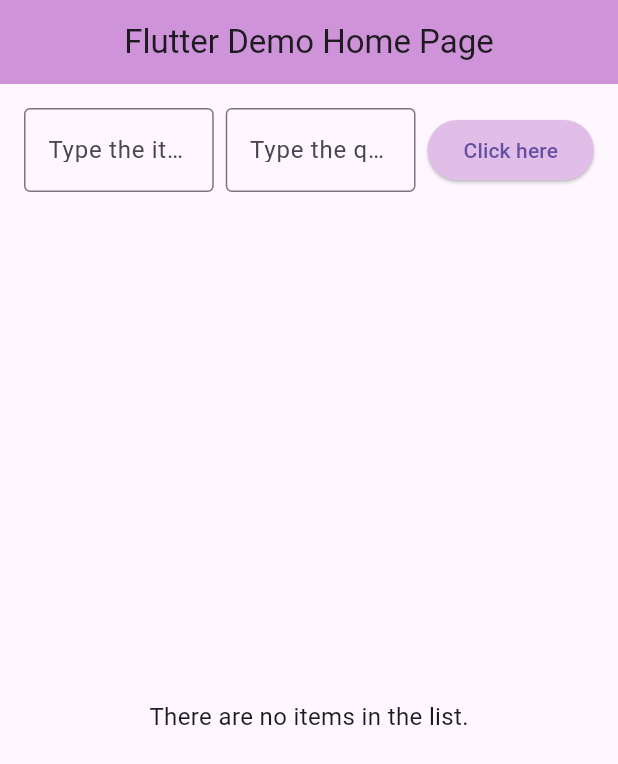
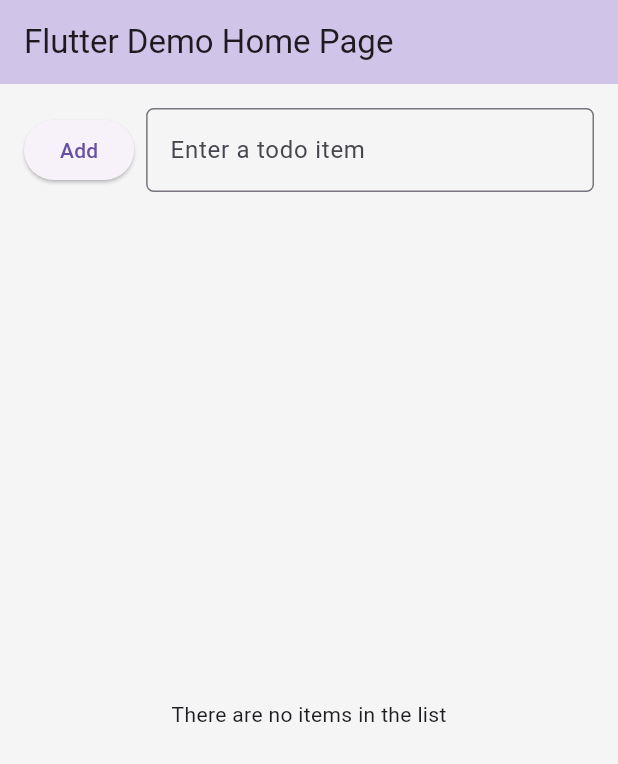
Before and after one commit to Mehrad-Andalibi/My-android-labs, a Flutter app: the screen it shows after launch, on a phone screen of 412 x 824 dp. Shown: the top 764 px of the screen. Run offline on Flutter 3.47's test engine with Material 3 defaults, Android fonts, the phone set to English and light mode, and no system bars; our stand-ins replace floor, sqflite, sqflite_common_ffi_web; accounts and stored records are empty; generated files the repository leaves out were written again.

```diff
--- /dev/null
+++ b/lib/ToDoItemDao.dart
@@ -0,0 +1,14 @@
+import 'package:floor/floor.dart';
+import 'todo.dart';
+
+@dao
+abstract class TodoDao {
+  @Query('SELECT * FROM Todo')
+  Future<List<Todo>> findAllTodos();
+
+  @insert
+  Future<void> insertTodo(Todo todo);
+
+  @delete
+  Future<void> deleteTodo(Todo todo);
+}
--- /dev/null
+++ b/lib/database.dart
@@ -0,0 +1,14 @@
+import 'package:floor/floor.dart';
+import 'dart:async';
+import 'package:sqflite/sqflite.dart' as sqflite;
+import 'package:sqflite_common_ffi_web/sqflite_ffi_web.dart'; // Web support
+import 'todo.dart';
+import 'ToDoItemDao.dart';
+
+
+part 'database.g.dart';
+
+@Database(version: 1, entities: [Todo])
+abstract class AppDatabase extends FloorDatabase {
+  TodoDao get todoDao;
+}
--- /dev/null
+++ b/lib/details_page.dart
@@ -0,0 +1,39 @@
+import 'package:flutter/material.dart';
+import 'todo.dart';
+
+class DetailsPage extends StatelessWidget {
+  final Todo todo;
+  final Function(Todo) onDelete;
+
+  DetailsPage({required this.todo, required this.onDelete});
+
+  @override
+  Widget build(BuildContext context) {
+    return Scaffold(
+      appBar: AppBar(
+        title: Text('Details'),
+      ),
+      body: Padding(
+        padding: const EdgeInsets.all(16.0),
+        child: Column(
+          crossAxisAlignment: CrossAxisAlignment.start,
+          children: [
+            Text('ID: ${todo.id}', style: TextStyle(fontSize: 20)),
+            SizedBox(height: 8),
+            Text('Title: ${todo.title}', style: TextStyle(fontSize: 20)),
+            SizedBox(height: 16),
+            ElevatedButton(
+              onPressed: () {
+                onDelete(todo);
+                if (Navigator.canPop(context)) {
+                  Navigator.pop(context); // Pop only if it's not the root
+                }
+              },
+              child: Text('Delete'),
+            ),
+          ],
+        ),
+      ),
+    );
+  }
+}
--- a/lib/main.dart
+++ b/lib/main.dart
@@ -1,144 +1,158 @@
 import 'package:flutter/material.dart';
-import 'package:flutter/rendering.dart';
+import 'package:floor/floor.dart';
+import 'database.dart';
+import 'todo.dart';
+import 'details_page.dart';
 
-void main() {
-  debugPaintSizeEnabled = false; // Hide layout debugging
-  runApp(const MyApp());
+void main() async {
+  WidgetsFlutterBinding.ensureInitialized();
+
+  final database = await $FloorAppDatabase
+      .databaseBuilder('app_database.db')
+      .build();
+
+  runApp(MyApp(database));
 }
 
 class MyApp extends StatelessWidget {
-  const MyApp({super.key});
+  final AppDatabase database;
+
+  MyApp(this.database);
 
   @override
   Widget build(BuildContext context) {
     return MaterialApp(
-      debugShowCheckedModeBanner: true, // Show debug banner as in the provided screenshot
-      title: 'Flutter Demo Home Page',
-      theme: ThemeData(
-        primarySwatch: Colors.purple,
-      ),
-      home: const ShoppingListPage(),
+      home: HomePage(database),
     );
   }
 }
 
-class ShoppingListPage extends StatefulWidget {
-  const ShoppingListPage({super.key});
+class HomePage extends StatefulWidget {
+  final AppDatabase database;
+
+  HomePage(this.database);
 
   @override
-  State<ShoppingListPage> createState() => _ShoppingListPageState();
+  _HomePageState createState() => _HomePageState();
 }
 
-class _ShoppingListPageState extends State<ShoppingListPage> {
-  final TextEditingController _itemController = TextEditingController();
-  final TextEditingController _quantityController = TextEditingController();
-  final List<Map<String, String>> _shoppingList = [];
+class _HomePageState extends State<HomePage> {
+  final TextEditingController _controller = TextEditingController();
+  List<Todo> _items = [];
+  Todo? _selectedItem;
 
-  void _addItem() {
-    if (_itemController.text.isNotEmpty && _quantityController.text.isNotEmpty) {
+  @override
+  void initState() {
+    super.initState();
+    _loadItems();
+  }
+
+  Future<void> _loadItems() async {
+    final items = await widget.database.todoDao.findAllTodos();
     setState(() {
-        _shoppingList.add({
-          'item': _itemController.text,
-          'quantity': _quantityController.text,
+      _items = items;
     });
-        _itemController.clear(); // Clear input fields
-        _quantityController.clear();
+  }
+
+  void _addItem() async {
+    if (_controller.text.isNotEmpty) {
+      final newTodo = Todo(
+        _items.isEmpty ? 1 : _items.last.id + 1,
+        _controller.text,
+      );
+      await widget.database.todoDao.insertTodo(newTodo);
+      setState(() {
+        _items.add(newTodo);
+        _controller.clear();
       });
     }
   }
 
-  void _removeItem(int index) {
-    showDialog(
-      context: context,
-      builder: (BuildContext context) {
-        return AlertDialog(
-          title: const Text('Remove Item'),
-          content: const Text('Are you sure you want to delete this item?'),
-          actions: [
-            TextButton(
-              onPressed: () {
-                Navigator.of(context).pop(); // Close dialog without removing item
-              },
-              child: const Text('No'),
-            ),
-            TextButton(
-              onPressed: () {
+  void _deleteItem(Todo item) async {
+    await widget.database.todoDao.deleteTodo(item);
     setState(() {
-                  _shoppingList.removeAt(index);
+      _items.remove(item);
+      if (_selectedItem == item) {
+        _selectedItem = null;
+      }
     });
-                Navigator.of(context).pop(); // Close dialog
-              },
-              child: const Text('Yes'),
-            ),
-          ],
-        );
-      },
-    );
   }
+
+  void _onItemTap(Todo item) {
+    setState(() {
+      _selectedItem = item;
+    });
+  }
+
 
   @override
   Widget build(BuildContext context) {
+    var size = MediaQuery.of(context).size;
+
+    bool isLandscape = (size.width>size.height)&&(size.width>720);
+
     return Scaffold(
+      backgroundColor: Color(0xFFF5F5F5),
       appBar: AppBar(
-        title: const Text('Flutter Demo Home Page'),
-        centerTitle: true,
-        backgroundColor: Colors.purple[200],
+        title: Text('Flutter Demo Home Page'),
+        backgroundColor: Color(0xFFD1C4E9),
       ),
-      body: Padding(
-        padding: const EdgeInsets.all(16.0),
-        child: Column(
+      body: Stack(
         children: [
           Row(
             children: [
               Expanded(
+                flex: (isLandscape ? 2 : 1) ,
+                child: Padding(
+                  padding: const EdgeInsets.all(16.0),
+                  child: Column(
+                    crossAxisAlignment: CrossAxisAlignment.stretch,
+                    children: [
+                      Row(
+                        children: [
+                          ElevatedButton(
+                            onPressed: _addItem,
+                            child: Text('Add'),
+                          ),
+                          SizedBox(width: 8),
+                          Expanded(
                             child: TextField(
-                    controller: _itemController,
-                    decoration: const InputDecoration(
-                      labelText: 'Type the item here',
-                      border: OutlineInputBorder(),
+                              controller: _controller,
+                              decoration: InputDecoration(
+                                border: OutlineInputBorder(
+                                  borderRadius: BorderRadius.all(Radius.circular(5.0)),
+                                  borderSide: BorderSide(color: Colors.grey, width: 1.0),
+                                ),
+                                hintText: 'Enter a todo item',
                               ),
                             ),
                           ),
-                const SizedBox(width: 8),
+                        ],
+                      ),
+                      SizedBox(height: 16),
                       Expanded(
-                  child: TextField(
-                    controller: _quantityController,
-                    keyboardType: TextInputType.number,
-                    decoration: const InputDecoration(
-                      labelText: 'Type the quantity here',
-                      border: OutlineInputBorder(),
+                        child: _items.isEmpty
+                            ? Center(child: Text('There are no items in the list'))
+                            : ListView.builder(
+                          itemCount: _items.length,
+                          itemBuilder: (context, index) {
+                            return GestureDetector(
+                              onTap: () {
+                                _onItemTap(_items[index]);
+                              },
+                              child: Container(
+                                padding: EdgeInsets.symmetric(vertical: 8.0),
+                                decoration: BoxDecoration(
+                                  border: Border(
+                                    bottom: BorderSide(color: Colors.grey[300]!),
                                   ),
                                 ),
-                ),
-                const SizedBox(width: 8),
-                ElevatedButton(
-                  onPressed: _addItem,
-                  style: ElevatedButton.styleFrom(
-                    backgroundColor: Colors.purple[100],
-                  ),
-                  child: const Text('Click here'),
-                ),
+                                child: Row(
+                                  mainAxisAlignment: MainAxisAlignment.spaceEvenly,
+                                  children: [
+                                    Text('Row number: $index'),
+                                    Text(_items[index].title),
                                   ],
-            ),
-            const SizedBox(height: 20),
-            Expanded(
-              child: _shoppingList.isEmpty
-                  ? const Center(
-                child: Text(
-                  'There are no items in the list.',
-                  style: TextStyle(fontSize: 16),
-                ),
-              )
-                  : ListView.builder(
-                itemCount: _shoppingList.length,
-                itemBuilder: (context, index) {
-                  return GestureDetector(
-                    onLongPress: () => _removeItem(index),
-                    child: Padding(
-                      padding: const EdgeInsets.symmetric(vertical: 4.0),
-                      child: Text(
-                        '${index + 1}: ${_shoppingList[index]['item']}   quantity: ${_shoppingList[index]['quantity']}',
-                        style: const TextStyle(fontSize: 16),
                                 ),
                               ),
                             );
@@ -148,6 +162,36 @@ class _ShoppingListPageState extends State<ShoppingListPage> {
                     ],
                   ),
                 ),
+              ),
+              if (isLandscape && _selectedItem != null)
+                Expanded(
+                  flex: 2,
+                  child: Container(
+                    decoration: BoxDecoration(
+                      color: Colors.white,
+                      border: Border(
+                        left: BorderSide(color: Colors.grey[300]!),
+                      ),
+                    ),
+                    child: DetailsPage(todo: _selectedItem!, onDelete: _deleteItem),
+                  ),
+                ),
+            ],
+          ),
+          if ( !isLandscape)
+            if (_selectedItem != null)
+              Positioned(
+                top: 0,
+                bottom: 0,
+                right: 0,
+                left: 0,
+                child: Container(
+                  color: Colors.white,
+                  child: DetailsPage(todo: _selectedItem!, onDelete: _deleteItem),
+                ),
+              ),
+        ],
+      ),
     );
   }
 }
--- /dev/null
+++ b/lib/todo.dart
@@ -0,0 +1,11 @@
+import 'package:floor/floor.dart';
+
+@entity
+class Todo {
+  @primaryKey
+
+  final int id;
+  final String title;
+
+  Todo(this.id, this.title);
+}
--- /dev/null
+++ b/lib/todo_dao.dart
@@ -0,0 +1,14 @@
+import 'package:floor/floor.dart';
+import 'todo.dart';
+
+@dao
+abstract class TodoDao {
+  @Query('SELECT * FROM Todo')
+  Future<List<Todo>> findAllTodos();
+
+  @insert
+  Future<void> insertTodo(Todo todo);
+
+  @delete
+  Future<void> deleteTodo(Todo todo);
+}
```
Also changed, not shown: lib/ProfilePage.dart (deleted, +0 -173 lines), lib/ToDoItem.dart (added, +10 -0 lines), lib/UserRepository.dart (deleted, +0 -26 lines), pubspec.yaml (+20 -52 lines), lib/database.g.dart (added), pubspec.lock, 8 other files. Lines whose indentation alone changed are shown as unchanged.
